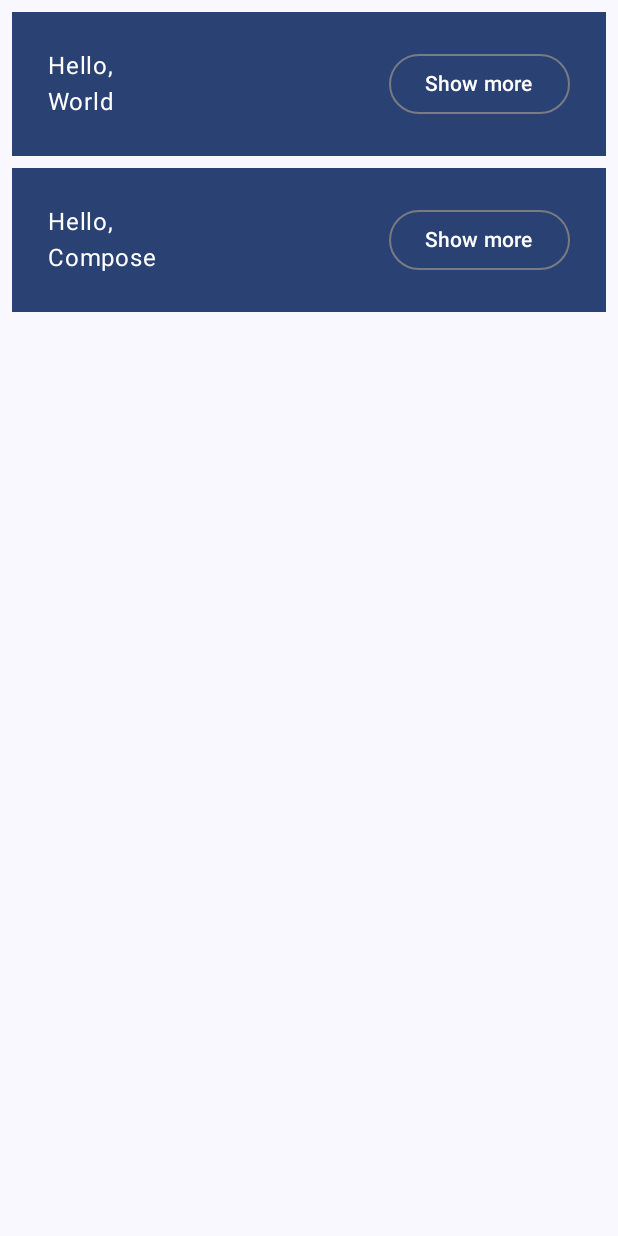
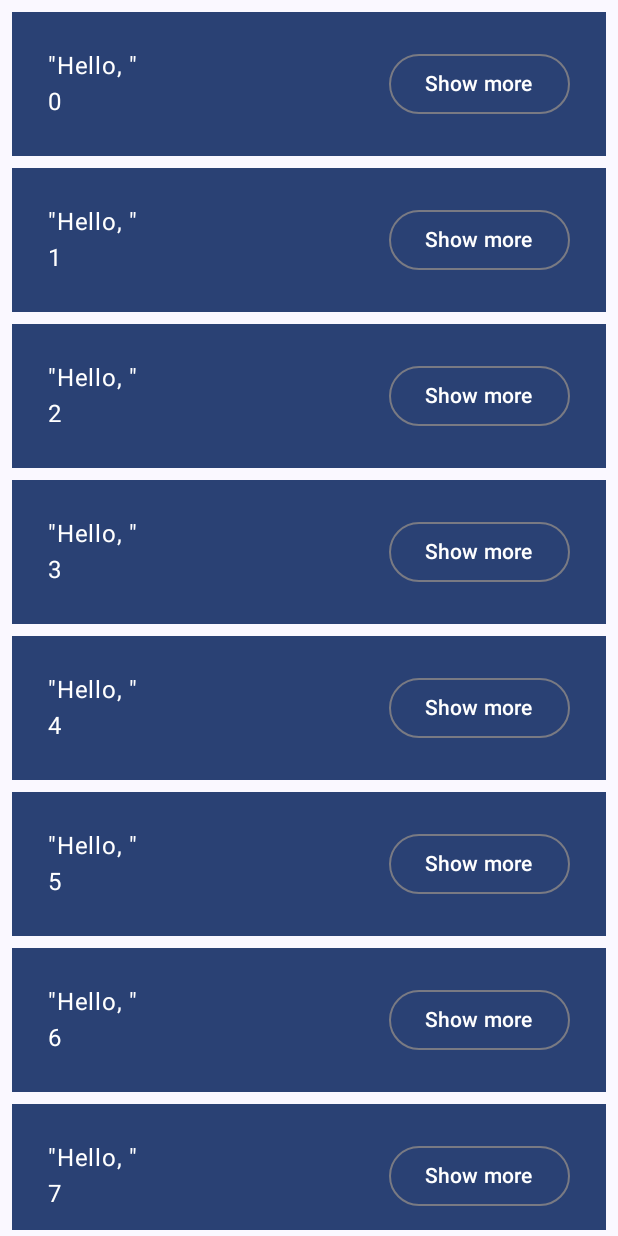
Before and after one commit to islamarr/MVVM_RxJava_Koin, an Android app built with Jetpack Compose: the screen it shows after launch (MainActivity), after a tap on "Continue", on a phone screen of 412 x 824 dp. Run offline under Robolectric (Android 15) with nearby library versions, the phone set to English and light mode, and no system bars.

Commit message:
resources

```diff
--- a/app/src/main/java/com/islam/music/MainActivity.kt
+++ b/app/src/main/java/com/islam/music/MainActivity.kt
@@ -5,11 +5,15 @@ import androidx.activity.ComponentActivity
 import androidx.activity.compose.setContent
 import androidx.compose.foundation.clickable
 import androidx.compose.foundation.layout.*
+import androidx.compose.foundation.lazy.LazyColumn
+import androidx.compose.foundation.lazy.items
 import androidx.compose.material3.*
 import androidx.compose.runtime.*
+import androidx.compose.runtime.saveable.rememberSaveable
 import androidx.compose.ui.Alignment
 import androidx.compose.ui.Modifier
 import androidx.compose.ui.graphics.Color
+import androidx.compose.ui.res.stringResource
 import androidx.compose.ui.tooling.preview.Preview
 import androidx.compose.ui.unit.dp
 import com.islam.music.ui.theme.MusicTheme
@@ -31,7 +35,7 @@ private fun MyApp() {
         modifier = Modifier.fillMaxSize(),
         color = MaterialTheme.colorScheme.background
     ) {
-        var shouldShowOnboarding by remember { mutableStateOf(true) }
+        var shouldShowOnboarding by rememberSaveable { mutableStateOf(true) }
 
         if (shouldShowOnboarding) {
             OnboardingScreen {
@@ -44,9 +48,9 @@ private fun MyApp() {
 }
 
 @Composable
-private fun Greetings(names: List<String> = listOf("World", "Compose")) {
-    Column(modifier = Modifier.padding(vertical = 4.dp)) {
-        for (name in names) {
+private fun Greetings(names: List<String> = List(1000) { "$it" } ) {
+    LazyColumn(modifier = Modifier.padding(vertical = 4.dp)) {
+        items(items = names) { name ->
             Greeting(name = name)
         }
     }
@@ -54,8 +58,8 @@ private fun Greetings(names: List<String> = listOf("World", "Compose")) {
 
 @Composable
 fun Greeting(name: String) {
-    var expanded by remember { mutableStateOf(false) }
-    val updatedWord = remember { mutableStateOf(name) }
+    var expanded by rememberSaveable { mutableStateOf(false) }
+    val updatedWord = rememberSaveable { mutableStateOf(name) }
     val extraPadding = if (expanded) 48.dp else 0.dp
 
     Surface(
@@ -72,7 +76,7 @@ fun Greeting(name: String) {
                     .weight(1f)
                     .padding(bottom = extraPadding)
             ) {
-                Text(text = "Hello, ", color = Color.White)
+                Text(text = stringResource(R.string.hello), color = Color.White)
                 Text(text = updatedWord.value, color = Color.White)
             }
             OutlinedButton(onClick = { expanded = !expanded }) {
@@ -91,12 +95,12 @@ fun OnboardingScreen(onContinueClicked: () -> Unit) {
             verticalArrangement = Arrangement.Center,
             horizontalAlignment = Alignment.CenterHorizontally
         ) {
-            Text("Welcome to the Basics Codelab!")
+            Text(stringResource(R.string.aaaa))
             Button(
                 modifier = Modifier.padding(vertical = 24.dp),
                 onClick = onContinueClicked
             ) {
-                Text("Continue")
+                Text(stringResource(R.string.continuee))
             }
         }
     }
@@ -106,6 +110,6 @@ fun OnboardingScreen(onContinueClicked: () -> Unit) {
 @Composable
 fun DefaultPreview() {
     MusicTheme {
-        OnboardingScreen(onContinueClicked = {}) // Do nothing on click.
+        Greetings()
     }
 }
--- a/app/src/main/java/com/islam/music/ui/theme/Color.kt
+++ b/app/src/main/java/com/islam/music/ui/theme/Color.kt
@@ -9,3 +9,8 @@ val Pink80 = Color(0xFFEFB8C8)
 val Purple40 = Color(0xFF6650a4)
 val PurpleGrey40 = Color(0xFF625b71)
 val Pink40 = Color(0xFF7D5260)
+
+val Navy = Color(0xFF073042)
+val Blue = Color(0xFF4285F4)
+val LightBlue = Color(0xFFD7EFFE)
+val Chartreuse = Color(0xFFEFF7CF)
--- a/app/src/main/java/com/islam/music/ui/theme/Theme.kt
+++ b/app/src/main/java/com/islam/music/ui/theme/Theme.kt
@@ -35,6 +35,13 @@ private val LightColorScheme = lightColorScheme(
     onSurface = Color(0xFF1C1B1F),
 )
 
+private val LightColorPalette = lightColorScheme(
+    surface = Blue,
+    onSurface = Color.White,
+    primary = LightBlue,
+    onPrimary = Navy
+)
+
 @Composable
 fun MusicTheme(
     darkTheme: Boolean = isSystemInDarkTheme(),
--- a/app/src/main/res/values/strings.xml
+++ b/app/src/main/res/values/strings.xml
@@ -22,5 +22,8 @@
     <string name="tracks_title">Tracks</string>
     <string name="no_tracks">No tracks available</string>
     <string name="title_activity_main">MainActivity</string>
+    <string name="aaaa">Welcome to the Basics Codelab!</string>
+    <string name="continuee">Continue</string>
+    <string name="hello">\"Hello, \"</string>
 
 </resources>
```
